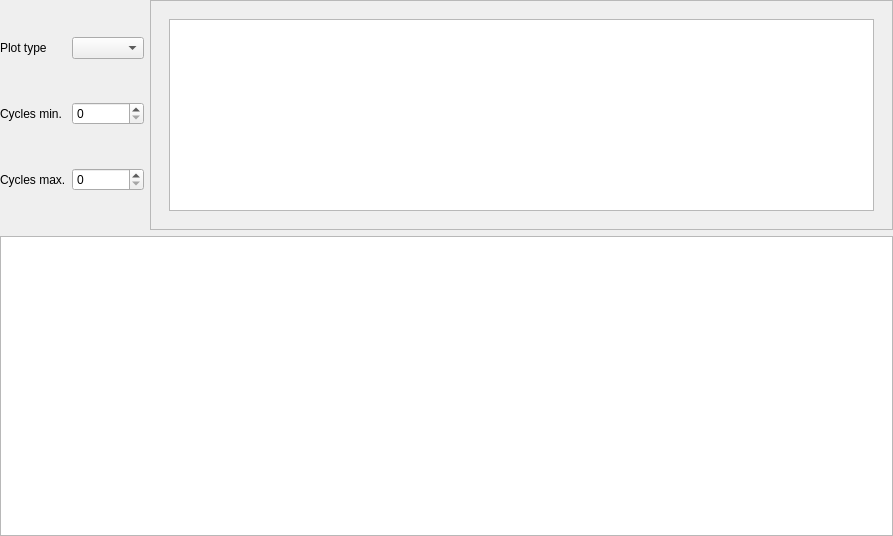
This is src/cachesim/cacheplotwidget.ui in mortbopet/Ripes as Qt 5 draws it before an edit. The edited form follows.
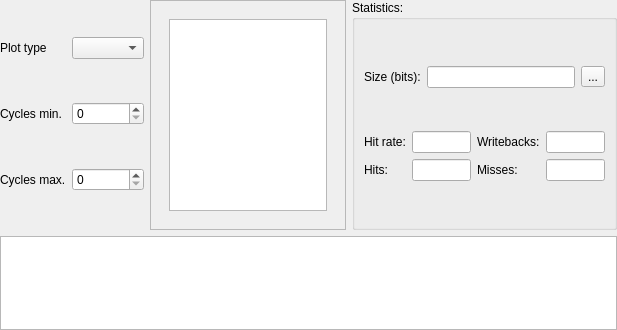
This is the edited form. Custom widgets are drawn as their Qt base class.

Commit message: Move cache size breakdown calculation to CachePlotWidget

Diff of the .ui file:
```diff
--- a/src/cachesim/cacheplotwidget.ui
+++ b/src/cachesim/cacheplotwidget.ui
@@ -6,8 +6,8 @@
    <rect>
     <x>0</x>
     <y>0</y>
-    <width>893</width>
-    <height>536</height>
+    <width>617</width>
+    <height>330</height>
    </rect>
   </property>
   <property name="windowTitle">
@@ -82,8 +82,8 @@
            <rect>
             <x>0</x>
             <y>0</y>
-            <width>676</width>
-            <height>106</height>
+            <width>221</width>
+            <height>214</height>
            </rect>
           </property>
           <layout class="QGridLayout" name="gridLayout_2">
@@ -146,6 +146,168 @@
          </widget>
         </widget>
        </item>
+       <item>
+        <widget class="QGroupBox" name="groupBox_2">
+         <property name="title">
+          <string>Statistics:</string>
+         </property>
+         <layout class="QGridLayout" name="gridLayout_5">
+          <item row="0" column="0">
+           <layout class="QVBoxLayout" name="verticalLayout_3">
+            <item>
+             <layout class="QHBoxLayout" name="horizontalLayout_7">
+              <item>
+               <widget class="QLabel" name="label_6">
+                <property name="text">
+                 <string>Size (bits):</string>
+                </property>
+               </widget>
+              </item>
+              <item>
+               <widget class="QLineEdit" name="size">
+                <property name="sizePolicy">
+                 <sizepolicy hsizetype="MinimumExpanding" vsizetype="Fixed">
+                  <horstretch>0</horstretch>
+                  <verstretch>0</verstretch>
+                 </sizepolicy>
+                </property>
+                <property name="minimumSize">
+                 <size>
+                  <width>0</width>
+                  <height>0</height>
+                 </size>
+                </property>
+                <property name="readOnly">
+                 <bool>true</bool>
+                </property>
+               </widget>
+              </item>
+              <item>
+               <widget class="QToolButton" name="sizeBreakdownButton">
+                <property name="text">
+                 <string>...</string>
+                </property>
+               </widget>
+              </item>
+             </layout>
+            </item>
+           </layout>
+          </item>
+          <item row="1" column="0">
+           <layout class="QHBoxLayout" name="horizontalLayout_4">
+            <item>
+             <layout class="QGridLayout" name="gridLayout_6">
+              <item row="0" column="1">
+               <widget class="QLineEdit" name="hitrate">
+                <property name="sizePolicy">
+                 <sizepolicy hsizetype="Preferred" vsizetype="Fixed">
+                  <horstretch>0</horstretch>
+                  <verstretch>0</verstretch>
+                 </sizepolicy>
+                </property>
+                <property name="minimumSize">
+                 <size>
+                  <width>0</width>
+                  <height>0</height>
+                 </size>
+                </property>
+                <property name="readOnly">
+                 <bool>true</bool>
+                </property>
+               </widget>
+              </item>
+              <item row="0" column="2">
+               <widget class="QLabel" name="label_7">
+                <property name="text">
+                 <string>Writebacks:</string>
+                </property>
+               </widget>
+              </item>
+              <item row="0" column="3">
+               <widget class="QLineEdit" name="writebacks">
+                <property name="sizePolicy">
+                 <sizepolicy hsizetype="Preferred" vsizetype="Fixed">
+                  <horstretch>0</horstretch>
+                  <verstretch>0</verstretch>
+                 </sizepolicy>
+                </property>
+                <property name="minimumSize">
+                 <size>
+                  <width>0</width>
+                  <height>0</height>
+                 </size>
+                </property>
+                <property name="readOnly">
+                 <bool>true</bool>
+                </property>
+               </widget>
+              </item>
+              <item row="0" column="0">
+               <widget class="QLabel" name="label_5">
+                <property name="text">
+                 <string>Hit rate:</string>
+                </property>
+               </widget>
+              </item>
+              <item row="1" column="0">
+               <widget class="QLabel" name="label_11">
+                <property name="text">
+                 <string>Hits:</string>
+                </property>
+               </widget>
+              </item>
+              <item row="1" column="1">
+               <widget class="QLineEdit" name="hits">
+                <property name="sizePolicy">
+                 <sizepolicy hsizetype="Preferred" vsizetype="Fixed">
+                  <horstretch>0</horstretch>
+                  <verstretch>0</verstretch>
+                 </sizepolicy>
+                </property>
+                <property name="minimumSize">
+                 <size>
+                  <width>0</width>
+                  <height>0</height>
+                 </size>
+                </property>
+                <property name="readOnly">
+                 <bool>true</bool>
+                </property>
+               </widget>
+              </item>
+              <item row="1" column="2">
+               <widget class="QLabel" name="label_12">
+                <property name="text">
+                 <string>Misses:</string>
+                </property>
+               </widget>
+              </item>
+              <item row="1" column="3">
+               <widget class="QLineEdit" name="misses">
+                <property name="sizePolicy">
+                 <sizepolicy hsizetype="Preferred" vsizetype="Fixed">
+                  <horstretch>0</horstretch>
+                  <verstretch>0</verstretch>
+                 </sizepolicy>
+                </property>
+                <property name="minimumSize">
+                 <size>
+                  <width>0</width>
+                  <height>0</height>
+                 </size>
+                </property>
+                <property name="readOnly">
+                 <bool>true</bool>
+                </property>
+               </widget>
+              </item>
+             </layout>
+            </item>
+           </layout>
+          </item>
+         </layout>
+        </widget>
+       </item>
       </layout>
      </item>
      <item>
```
The commit also changes 5 other files.
